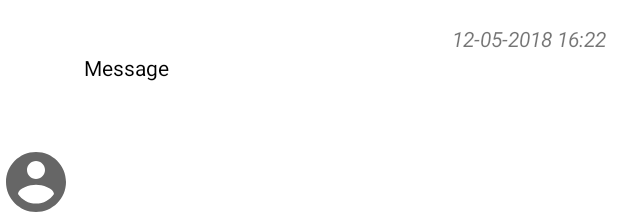
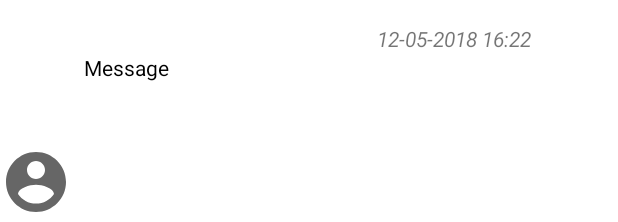
Before and after one commit to mobcom-group/homework3-android, an Android app: the layout item_layout_chat_user.xml on its own in the app's theme, with its tools: preview values and no code run, on a phone screen of 412 x 824 dp. Shown: the top 222 px of the screen. Run offline under Robolectric (Android 15) with nearby library versions, the phone set to English and light mode, and no system bars.

Commit message:
invisible radio button

```diff
--- a/app/src/main/res/layout/activity_main.xml
+++ b/app/src/main/res/layout/activity_main.xml
@@ -26,7 +26,8 @@
             android:id="@+id/radio_group_activity_main"
             android:layout_width="match_parent"
             android:layout_height="wrap_content"
-            android:orientation="horizontal">
+            android:orientation="horizontal"
+            tools:visibility="gone">
 
             <RadioButton
                 android:id="@+id/radio_button_my_self_activity_main"
--- a/app/src/main/res/layout/item_layout_chat_user.xml
+++ b/app/src/main/res/layout/item_layout_chat_user.xml
@@ -17,12 +17,13 @@
     <RelativeLayout
         android:layout_width="match_parent"
         android:layout_height="wrap_content"
+        android:layout_marginRight="50dp"
         android:layout_toEndOf="@+id/image_view_icon_user_item_layout_chat_user"
         android:background="@drawable/background_chat_user"
-        android:paddingBottom="@dimen/vertical_margin_8dp"
         android:paddingLeft="@dimen/horizontal_margin_8dp"
+        android:paddingTop="@dimen/vertical_margin_8dp"
         android:paddingRight="@dimen/horizontal_margin_8dp"
-        android:paddingTop="@dimen/vertical_margin_8dp">
+        android:paddingBottom="@dimen/vertical_margin_8dp">
 
         <TextView
             android:id="@+id/text_view_message_item_layout_chat_user"
@@ -42,8 +43,8 @@
             android:id="@+id/text_view_date_time_item_layout_chat_user"
             android:layout_width="wrap_content"
             android:layout_height="wrap_content"
+            android:layout_alignParentTop="true"
             android:layout_alignParentEnd="true"
-            android:layout_alignParentTop="true"
             android:text="12-05-2018 16:22"
             android:textStyle="italic" />
 
```
Also changed, not shown: app/src/main/res/layout/item_layout_chat_my_self.xml (+6 -6 lines).
